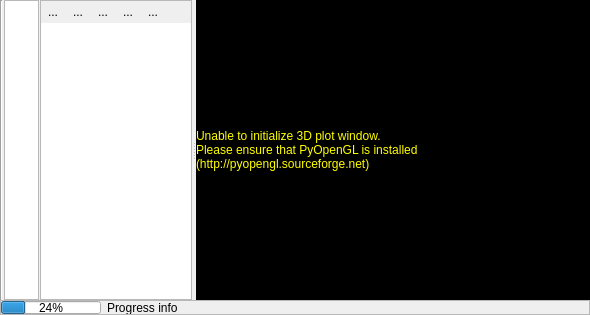
jakimowb/eo-time-series-viewer, file timeseriesviewer/ui/profileviewdock.ui: the form before one commit.
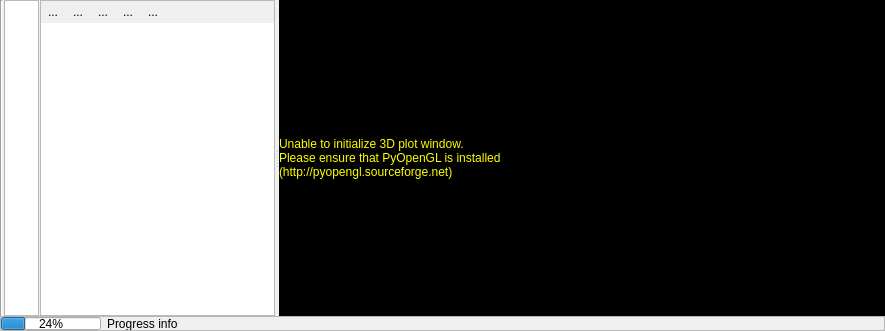
The form after the commit. Icons and pictures are not drawn. Custom widgets are drawn as their Qt base class.

Commit message: added 3D Axis grids & axes

```diff
--- a/timeseriesviewer/ui/profileviewdock.ui
+++ b/timeseriesviewer/ui/profileviewdock.ui
@@ -6,8 +6,8 @@
    <rect>
     <x>0</x>
     <y>0</y>
-    <width>590</width>
-    <height>315</height>
+    <width>885</width>
+    <height>331</height>
    </rect>
   </property>
   <property name="features">
```
The commit also changes 2 other files.
